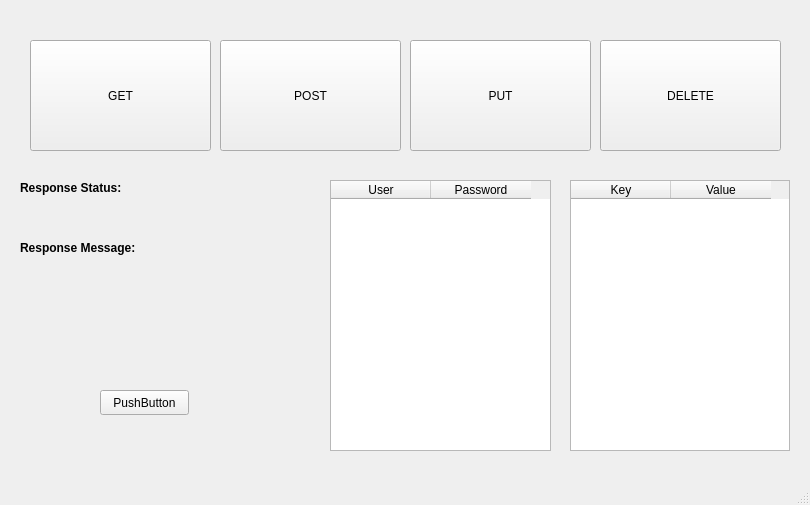
Old version of the form updated_code_2/PPWProj/dbwindow.ui in the repository atdh/individual_project_db_3010.
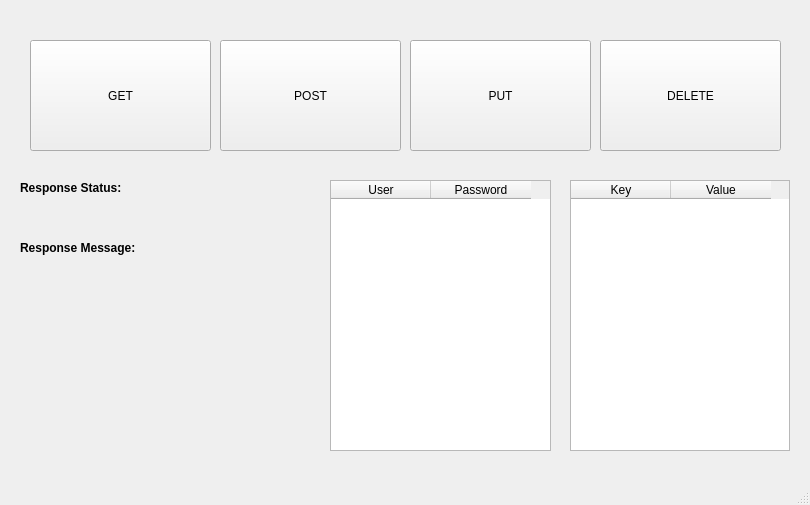
New version of the form. Icons and pictures are not drawn. Custom widgets are drawn as their Qt base class.

Patch:
```diff
--- a/updated_code_2/PPWProj/dbwindow.ui
+++ b/updated_code_2/PPWProj/dbwindow.ui
@@ -183,24 +183,11 @@
      <string/>
     </property>
    </widget>
-   <widget class="QPushButton" name="pushButton_5">
-    <property name="geometry">
-     <rect>
-      <x>100</x>
-      <y>390</y>
-      <width>89</width>
-      <height>25</height>
-     </rect>
-    </property>
-    <property name="text">
-     <string>PushButton</string>
-    </property>
-   </widget>
    <widget class="ClickableLabel" name="home_label">
     <property name="geometry">
      <rect>
       <x>763</x>
-      <y>3</y>
+      <y>4</y>
       <width>31</width>
       <height>31</height>
      </rect>
```
